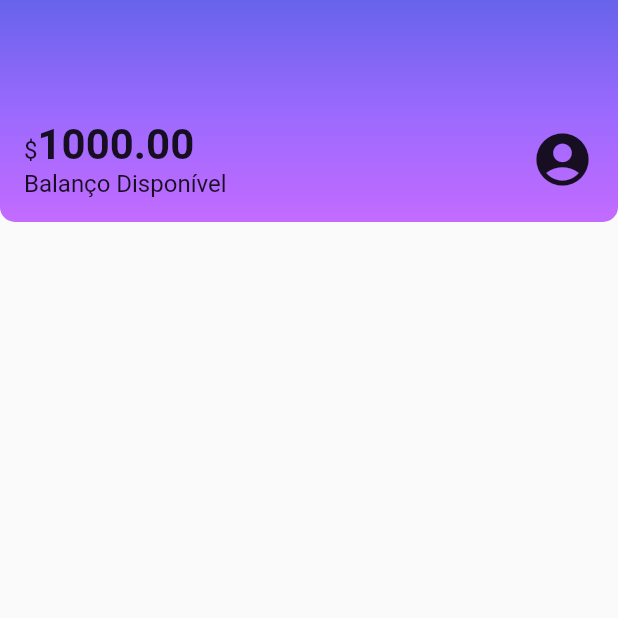
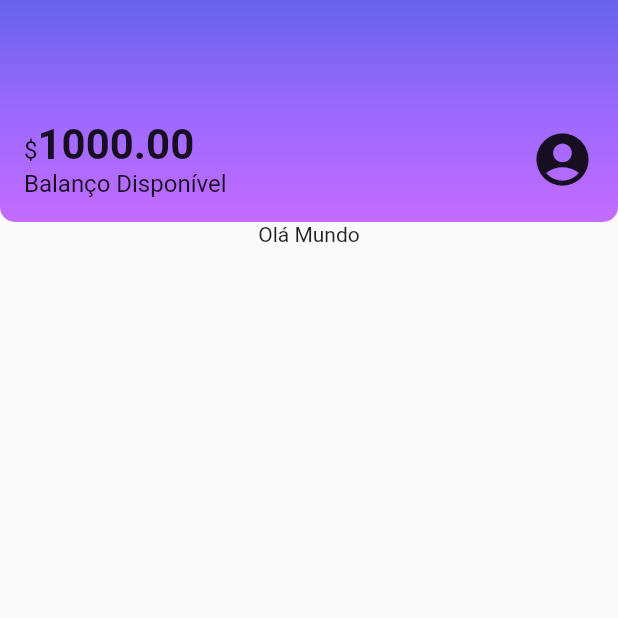
Before and after one commit to thiaagodev/alubank, a Flutter app: the screen it shows after launch, on a phone screen of 412 x 824 dp, the top half of it. Run offline on Flutter 3.47's test engine with Material 2 defaults, Android fonts, the phone set to English and light mode, and no system bars.

Commit message:
criando componente boxcard

```diff
--- /dev/null
+++ b/lib/components/box_card.dart
@@ -0,0 +1,13 @@
+import 'package:flutter/material.dart';
+
+class BoxCard extends StatelessWidget {
+  final Widget boxContent;
+  const BoxCard({super.key, required this.boxContent});
+
+  @override
+  Widget build(BuildContext context) {
+    return Container(
+      child: boxContent,
+    );
+  }
+}
--- a/lib/screens/home.dart
+++ b/lib/screens/home.dart
@@ -1,3 +1,4 @@
+import 'package:alubank/components/box_card.dart';
 import 'package:alubank/components/sections/header.dart';
 import 'package:flutter/material.dart';
 
@@ -10,6 +11,7 @@ class Home extends StatelessWidget {
       body: Column(
         children: const [
           Header(),
+          BoxCard(boxContent: Text('Olá Mundo')),
         ],
       ),
     );
```
